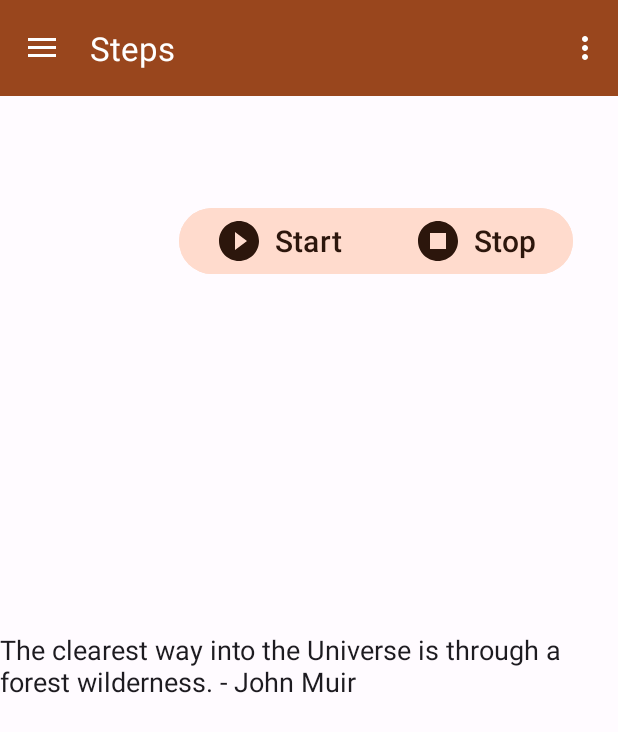
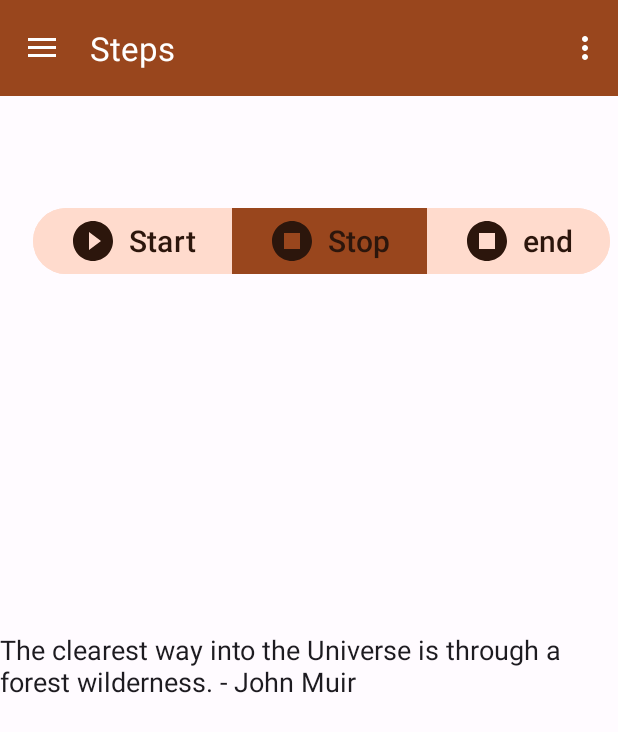
Before and after one commit to clarissakuemhof/MWC_HikeUnite, an Android app: the screen it shows after launch (MainActivity), in the options menu, after a tap on "Settings", on a phone screen of 412 x 824 dp. Shown: the top 732 px of the screen. Run offline under Robolectric (Android 15) with nearby library versions, the light colour scheme and no system bars; our stand-ins replace navigation-ui; libraries missing offline, so code that uses them is left out: org.osmdroid.util; 3 statements that could not run were skipped.

Commit message:
added a break button to end the hike and functionality to stop button

```diff
--- a/HikeUnite_App/app/src/main/java/com/example/stepappv4/StepAppOpenHelper.java
+++ b/HikeUnite_App/app/src/main/java/com/example/stepappv4/StepAppOpenHelper.java
@@ -114,6 +114,28 @@ public class StepAppOpenHelper extends SQLiteOpenHelper {
                 + ", Distance: " + distance
                 + ", steps: " + steps
                 + ", Timestamp: " + timestamp);
+
+        // Close the database
+        database.close();
+    }
+
+    public void updateHikeData(int id, int newSteps, float newDistance) {
+        SQLiteDatabase database = this.getWritableDatabase();
+        ContentValues values = new ContentValues();
+
+        values.put(KEY_STEPS, newSteps);
+        values.put(KEY_DISTANCE, newDistance);
+
+        // Define the WHERE clause to update the specific row by ID
+        String whereClause = KEY_ID + "=?";
+        String[] whereArgs = {String.valueOf(id)};
+
+        // Update the values in the database
+        database.update(TABLE_NAME, values, whereClause, whereArgs);
+
+        Log.d("DatabaseUpdate", "Updated Hike Data - ID: " + id
+                + ", New Steps: " + newSteps
+                + ", New Distance: " + newDistance);
 
         // Close the database
         database.close();
--- a/HikeUnite_App/app/src/main/java/com/example/stepappv4/ui/Home/HomeFragment.java
+++ b/HikeUnite_App/app/src/main/java/com/example/stepappv4/ui/Home/HomeFragment.java
@@ -20,6 +20,7 @@ import android.widget.Toast;
 import android.widget.ViewSwitcher;
 
 import androidx.annotation.NonNull;
+import androidx.core.content.ContextCompat;
 import androidx.fragment.app.Fragment;
 import androidx.lifecycle.ViewModelProvider;
 
@@ -27,10 +28,12 @@ import com.example.stepappv4.StepAppOpenHelper;
 import com.example.stepappv4.R;
 import com.example.stepappv4.databinding.FragmentHomeBinding;
 import com.example.stepappv4.ui.GPS.GPSHelper;
+import com.example.stepappv4.ui.GPS.OpenStreetMapsHelper;
 import com.google.android.material.button.MaterialButtonToggleGroup;
 import com.google.android.material.progressindicator.CircularProgressIndicator;
 
 import java.text.SimpleDateFormat;
+import java.util.Objects;
 import java.util.Random;
 import java.util.TimeZone;
 
@@ -50,15 +53,20 @@ public class HomeFragment extends Fragment {
     private StepCounterListener sensorListener;
 
     private ViewSwitcher viewSwitcher;
-    private Button startButton,stopButton;
+    private Button startButton,stopButton, endButton;
 
     private String[] inspirationalQuotes;
 
-    private int id;
+    private int id, steps;
+    private float distance;
     private GPSHelper gpsHelper;
     private StepAppOpenHelper myDatabaseHelper;
     private boolean started;
+
+
+    private boolean haveBreak;
     private final Handler handler = new Handler();
+    private OpenStreetMapsHelper mapsHelper;
 
 
     public View onCreateView(@NonNull LayoutInflater inflater,
@@ -76,6 +84,7 @@ public class HomeFragment extends Fragment {
         myDatabaseHelper = new StepAppOpenHelper(this.getContext());
         SQLiteDatabase database = myDatabaseHelper.getWritableDatabase();
         started = false;
+        haveBreak = false;
 //----------------------------Progress Bar-------------------------------
         progressBar = (CircularProgressIndicator) root.findViewById(R.id.progressBar);
         progressBar.setMax(50);
@@ -89,6 +98,7 @@ public class HomeFragment extends Fragment {
         viewSwitcher = root.findViewById(R.id.viewSwitcher);
         startButton = root.findViewById(R.id.start_button);
         stopButton = root.findViewById(R.id.stop_button);
+        endButton = root.findViewById(R.id.end_button);
         quoteText = root.findViewById(R.id.quote_text);
         inspirationalQuotes = getResources().getStringArray(R.array.inspirational_quotes);
         stepCountsView = (TextView) root.findViewById(R.id.counter);
@@ -103,13 +113,22 @@ public class HomeFragment extends Fragment {
                 if (viewSwitcher.getCurrentView() == root.findViewById(R.id.defaultView)) {
                     viewSwitcher.showNext();
                 }
-                //id = 3;
-                id = myDatabaseHelper.getLastId(myDatabaseHelper.getWritableDatabase()) + 1;
-                myDatabaseHelper.insertHikeData(20.0, 46545, "YourHike"+ id);
-                insertDummyHikeLuganoToBellinzonaWithGPS(1);
-
-                setStarted(true);
-                //sendToDatabase();
+                //insertDummyHikeLuganoToBellinzonaWithGPS(1);
+                if (!haveBreak) {
+                    id = myDatabaseHelper.getLastId(myDatabaseHelper.getWritableDatabase()) + 1;
+                    myDatabaseHelper.insertHikeData(0, 0, "YourHike"+ id);
+                    setStarted(true);
+                    startButton.setBackgroundColor(ContextCompat.getColor(requireContext(), R.color.md_theme_dark_inversePrimary));
+                    stopButton.setBackgroundColor(ContextCompat.getColor(requireContext(), R.color.md_theme_light_secondaryContainer));
+                    Log.d("BOOLEAN CHANGED", "started: " + started);
+                    sendToDatabase();
+                } else {
+                    setHaveBreak(false);
+                    sendToDatabase();
+                    startButton.setBackgroundColor(ContextCompat.getColor(requireContext(), R.color.md_theme_dark_inversePrimary));
+                    stopButton.setBackgroundColor(ContextCompat.getColor(requireContext(), R.color.md_theme_light_secondaryContainer));
+                    Log.d("BOOLEAN CHANGED", "haveBreak: " + haveBreak);
+                }
 
             }
         });
@@ -117,11 +136,27 @@ public class HomeFragment extends Fragment {
         stopButton.setOnClickListener(new View.OnClickListener(){
             @Override
             public void onClick(View v){
+                if (started) {
+                    setHaveBreak(true);
+                    Log.d("BOOLEAN CHANGED", "HAVE BREAK: " + haveBreak);
+                    stopButton.setBackgroundColor(ContextCompat.getColor(requireContext(), R.color.md_theme_dark_inversePrimary));
+                    startButton.setBackgroundColor(ContextCompat.getColor(requireContext(), R.color.md_theme_light_secondaryContainer));
+
+                }
+
+
+            }
+        });
+
+        endButton.setOnClickListener(new View.OnClickListener(){
+            @Override
+            public void onClick(View v){
                 if(viewSwitcher.getCurrentView() == root.findViewById(R.id.progressView)){
                     setRandomQuote();
                     viewSwitcher.showPrevious();
                 }
                 setStarted(false);
+                endHike();
             }
         });
 
@@ -187,6 +222,10 @@ public class HomeFragment extends Fragment {
         this.started = started;
     }
 
+    public void setHaveBreak(boolean haveBreak) {
+        this.haveBreak = haveBreak;
+    }
+
     /**
      * Function to send the GPS data to the database in an adjustable time interval
      * Accesses gpsHelper to update the current position and then retrieves the values and inserts them to database
@@ -196,13 +235,26 @@ public class HomeFragment extends Fragment {
             handler.postDelayed(new Runnable() {
                 @Override
                 public void run() {
-                    gpsHelper.getAndHandleLastLocation();
-                    Log.d("FunctionLog", "Updated Location");
-                    myDatabaseHelper.insertGPSData(gpsHelper.getLongitude(), gpsHelper.getAltitude(), gpsHelper.getLatitude(), id);
-                    sendToDatabase();
+                    if (!haveBreak) {
+                        gpsHelper.getAndHandleLastLocation();
+                        Log.d("FunctionLog", "Updated Location");
+                        myDatabaseHelper.insertGPSData(gpsHelper.getLongitude(), gpsHelper.getLatitude(), gpsHelper.getAltitude(), id);
+                        // Check the flag again before scheduling the next call
+                        sendToDatabase();
+                    }
                 }
             }, 30000); // 30 seconds delay
         }
+    }
+
+    private void endHike() {
+        gpsHelper.getAndHandleLastLocation();
+        Log.d("FunctionLog", "Saved last Location");
+        myDatabaseHelper.insertGPSData(gpsHelper.getLongitude(), gpsHelper.getLatitude(), gpsHelper.getAltitude(), id);
+        mapsHelper = new OpenStreetMapsHelper(getContext(),myDatabaseHelper.getGeoPointsById(id));
+        distance = mapsHelper.getTotalDistanceInKm();
+        myDatabaseHelper.updateHikeData(id,steps, distance );
+
     }
 
 
--- a/HikeUnite_App/app/src/main/res/layout/fragment_home.xml
+++ b/HikeUnite_App/app/src/main/res/layout/fragment_home.xml
@@ -112,11 +112,13 @@
             android:textColor="?attr/colorOnSecondaryContainer"
             android:textSize="20sp"
             app:icon="@drawable/baseline_play_circle_filled_24"
-            app:iconSize = "32dp"
+            app:iconSize="32dp"
             app:iconTint="?attr/colorOnSecondaryContainer"
             app:layout_constraintBottom_toTopOf="@+id/progressBar"
             app:layout_constraintEnd_toEndOf="parent"
             app:layout_constraintTop_toTopOf="parent" />
+
+        <!-- Stop Button -->
         <Button
             android:id="@+id/stop_button"
             android:layout_width="wrap_content"
@@ -127,10 +129,28 @@
             android:textColor="?attr/colorOnSecondaryContainer"
             android:textSize="20sp"
             app:icon="@drawable/baseline_stop_circle_24"
-            app:iconSize = "32dp"
+            app:iconSize="32dp"
             app:iconTint="?attr/colorOnSecondaryContainer"
             app:layout_constraintBottom_toTopOf="@+id/progressBar"
             app:layout_constraintEnd_toEndOf="parent"
             app:layout_constraintTop_toTopOf="parent" />
+
+        <!-- End Button -->
+        <Button
+            android:id="@+id/end_button"
+            android:layout_width="wrap_content"
+            android:layout_height="wrap_content"
+            android:layout_marginEnd="52dp"
+            android:backgroundTint="?attr/colorSecondaryContainer"
+            android:text="@string/end"
+            android:textColor="?attr/colorOnSecondaryContainer"
+            android:textSize="20sp"
+            app:icon="@drawable/baseline_stop_circle_24"
+            app:iconSize="32dp"
+            app:iconTint="?attr/colorOnSecondaryContainer"
+            app:layout_constraintBottom_toTopOf="@+id/progressBar"
+            app:layout_constraintEnd_toEndOf="parent"
+            app:layout_constraintTop_toTopOf="parent" />
+
     </com.google.android.material.button.MaterialButtonToggleGroup>
 </androidx.constraintlayout.widget.ConstraintLayout>
--- a/HikeUnite_App/app/src/main/res/values/strings.xml
+++ b/HikeUnite_App/app/src/main/res/values/strings.xml
@@ -36,4 +36,5 @@
     <string name="date">date</string>
     <string name="achievements">Achievements</string>
     <string name="gps_test">GPS Test</string>
+    <string name="end">end</string>
 </resources>
```
Also changed, not shown: HikeUnite_App/app/src/main/java/com/example/stepappv4/ui/GPS/OpenStreetMapsHelper.java (+13 -0 lines).
